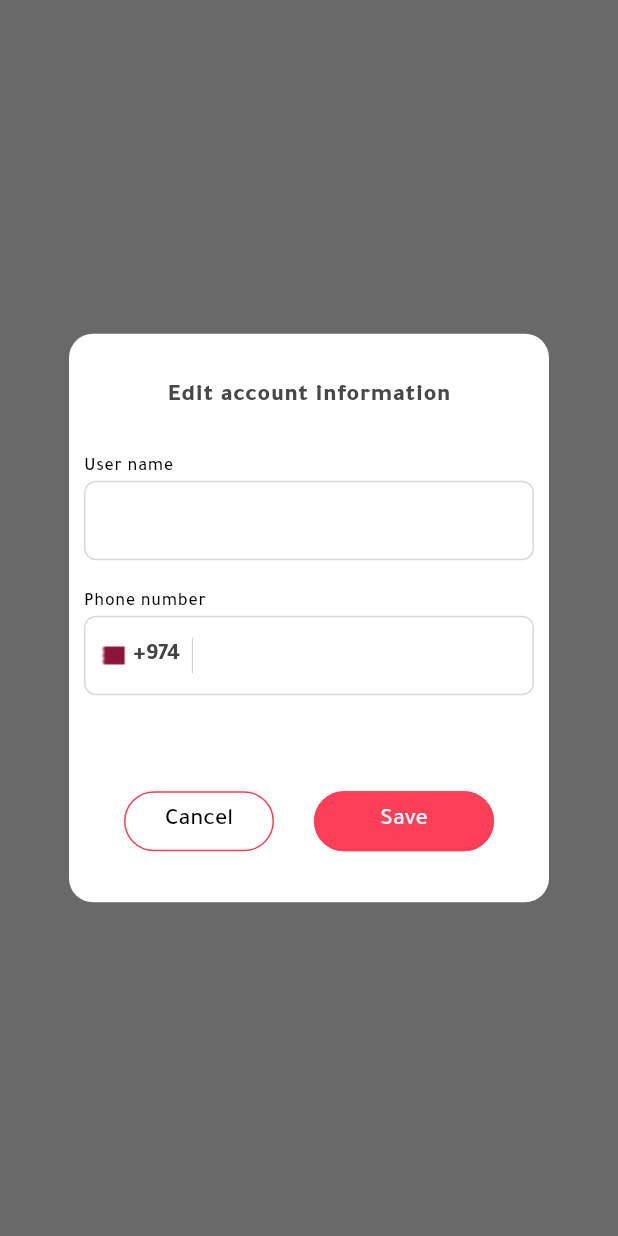
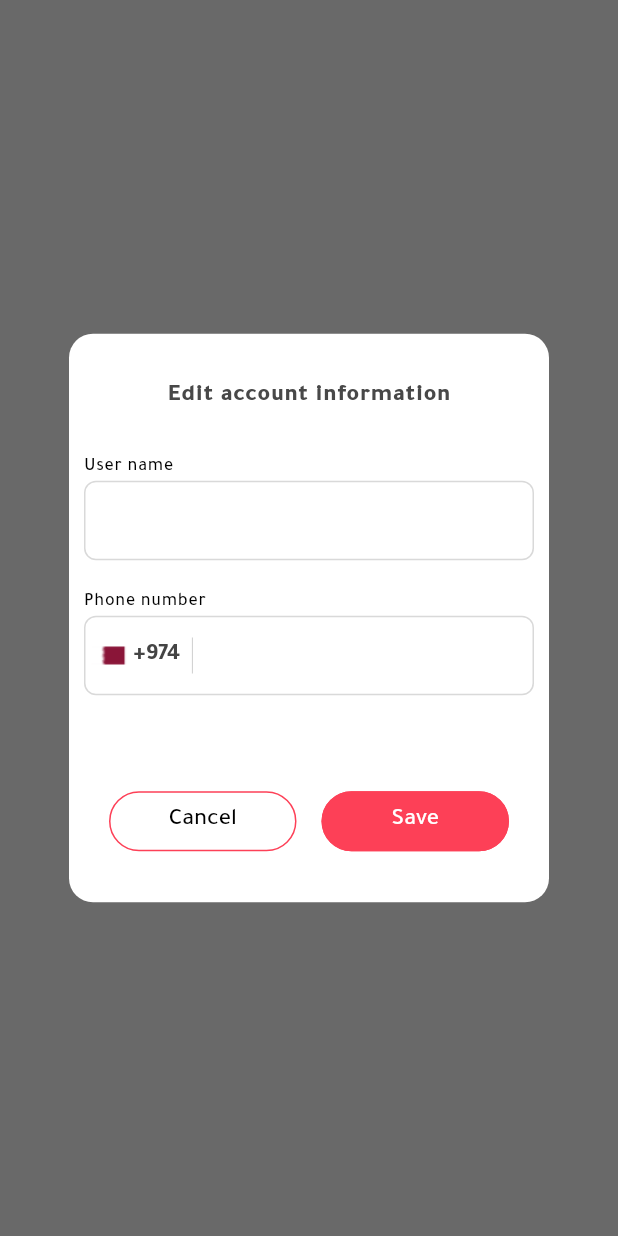
Before and after one commit to akwadqa/meat_empire, a Flutter app: what showEditAccountInformationDialog() shows on an empty page, opened directly with empty values, on a phone screen of 412 x 824 dp. Run offline on Flutter 3.47's test engine with Material 3 defaults, Android fonts, the phone set to English and light mode, and no system bars; our stand-ins replace auto_route, cached_network_image, carousel_slider, dio, dots_indicator, easy_localization and 8 more; missing offline and left inert: queen_validators; accounts and stored records are empty; generated files the repository leaves out were written again; network calls fail; statements that could not run were skipped.

Commit message:
- Finish edit account information.

```diff
--- a/lib/src/features/account/domain/entites/user_profile.dart
+++ b/lib/src/features/account/domain/entites/user_profile.dart
@@ -2,7 +2,7 @@ import 'package:freezed_annotation/freezed_annotation.dart';
 part 'user_profile.freezed.dart';
 part 'user_profile.g.dart';
 
-@Freezed(toJson: true, fromJson: true)
+@Freezed(toJson: true, fromJson: true, map: FreezedMapOptions())
 class UserProfile with _$UserProfile {
   @JsonSerializable(explicitToJson: true)
   const factory UserProfile({
--- a/lib/src/features/account/presentation/widgets/edit_account_information_widget.dart
+++ b/lib/src/features/account/presentation/widgets/edit_account_information_widget.dart
@@ -1,10 +1,14 @@
 import 'package:easy_localization/easy_localization.dart';
 import 'package:flutter/material.dart';
 import 'package:flutter/services.dart';
+import 'package:flutter_riverpod/flutter_riverpod.dart';
 import 'package:meat_empire/gen/assets.gen.dart';
 import 'package:meat_empire/src/extenssions/int_extenssion.dart';
 import 'package:meat_empire/src/extenssions/widget_extensions.dart';
+import 'package:meat_empire/src/features/account/domain/entites/user_profile.dart';
+import 'package:meat_empire/src/features/account/presentation/controller/account_controller.dart';
 import 'package:meat_empire/src/features/account/presentation/widgets/custom_button_widget.dart';
+import 'package:meat_empire/src/shared_widgets/fade_circle_loading_indicator.dart';
 import 'package:meat_empire/src/theme/app_colors.dart';
 import 'package:meat_empire/src/utils/arabic_number_input_formatter.dart';
 import 'package:queen_validators/queen_validators.dart';
@@ -14,6 +18,8 @@ Future<void> showEditAccountInformationDialog({
   required TextEditingController nameController,
   required TextEditingController phoneController,
 }) {
+  final _formKey = GlobalKey<FormState>();
+
   Widget buildUserNameField(BuildContext context) {
     return TextFormField(
       controller: nameController,
@@ -119,6 +125,8 @@ Future<void> showEditAccountInformationDialog({
                       padding: const EdgeInsets.symmetric(
                           vertical: 30, horizontal: 10),
                       child: SingleChildScrollView(
+                        child: Form(
+                          key: _formKey,
                           child: Column(
                             mainAxisSize: MainAxisSize.min,
                             crossAxisAlignment: CrossAxisAlignment.start,
@@ -154,33 +162,57 @@ Future<void> showEditAccountInformationDialog({
                               buildPhoneNumberField(context),
                               // 30.verticalSpace,
                               Row(
-                              mainAxisAlignment: MainAxisAlignment.spaceEvenly,
+                                mainAxisAlignment:
+                                    MainAxisAlignment.spaceEvenly,
                                 children: [
                                   CustomButtonWidget(
                                     text: "cancel",
                                     color: AppColors.primary,
                                     onTap: () {
                                       debugPrint("cancel");
-                                    Navigator.of(context).pop(); // Close dialog
+                                      Navigator.of(context)
+                                          .pop(); // Close dialog
                                     },
                                     isFiled: false,
                                     height: 40,
-                                  width: 100,
+                                    width: 125,
                                   ),
-                                CustomButtonWidget(
+                                  Consumer(builder: (context, ref, child) {
+                                    final asyncLogin =
+                                        ref.watch(accountControllerProvider);
+                                    if (asyncLogin is AsyncLoading) {
+                                      return FadeCircleLoadingIndicator();
+                                    }
+                                    return CustomButtonWidget(
                                       text: "save",
                                       backgroundColor: AppColors.primary,
                                       onTap: () {
                                         // Save logic here
-                                    Navigator.of(context).pop(); // Close dialog
+
+                                        if (_formKey.currentState!.validate()) {
+                                          _formKey.currentState!.save();
+                                          ref
+                                              .read(accountControllerProvider
+                                                  .notifier)
+                                              .editAccountInformation(
+                                                // access to current user profile and copy with updated values
+                                                context,
+                                                nameController.text,
+                                                phoneController.text,
+
+                                                // $UserProfileCopyWith(value, then)
+                                              );
+                                        }
                                       },
                                       isFiled: true,
                                       height: 40,
-                                  width: 120,
-                                ),
+                                      width: 125,
+                                    );
+                                  }),
                                 ],
                               )
                             ],
+                          ),
                         ),
                       ),
                     ),
--- a/lib/src/features/auth/data/auth_repository.dart
+++ b/lib/src/features/auth/data/auth_repository.dart
@@ -32,7 +32,7 @@ class AuthRepository {
       // Assuming `Record` is a class to hold these two fields
       return (authToken, userId);
     } else {
-      throw Exception('Invalid response format');
+      throw Exception(response.message);
     }
   }
 
@@ -57,7 +57,7 @@ class AuthRepository {
       final String userId = response.data['user_id'];
       return (authToken, userId);
     } else {
-      throw Exception('Invalid response format');
+      throw Exception(response.message);
     }
   }
 }
```
Also changed, not shown: lib/src/features/account/data/repository/account_repository.dart (+11 -7 lines), lib/src/features/account/domain/entites/profile_response.dart (+16 -4 lines), lib/src/features/account/presentation/account_screen/main_account_screen.dart (+12 -1 lines), lib/src/features/account/presentation/controller/account_controller.dart (+52 -0 lines), lib/src/features/account/presentation/controller/account_notifier.dart (added, +20 -0 lines), lib/src/features/account/data/repository/account_repository.g.dart, lib/src/features/account/domain/entites/profile_response.freezed.dart, lib/src/features/account/domain/entites/profile_response.g.dart (deleted), lib/src/features/account/presentation/controller/account_controller.g.dart (added). Lines whose indentation alone changed are shown as unchanged.
